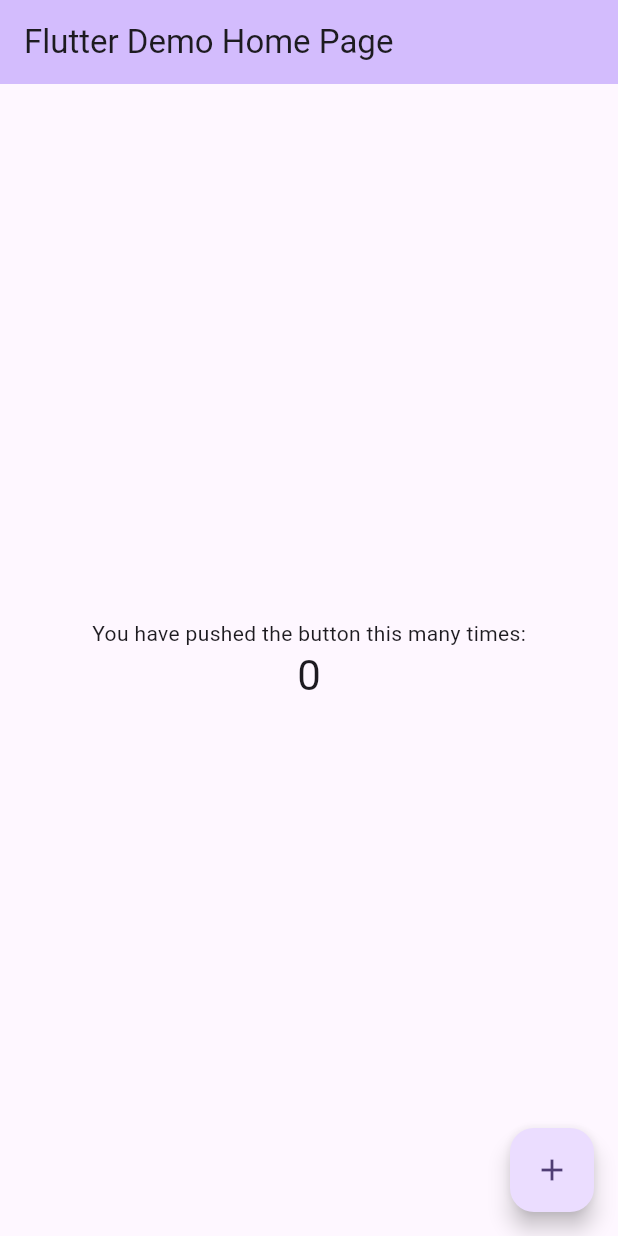
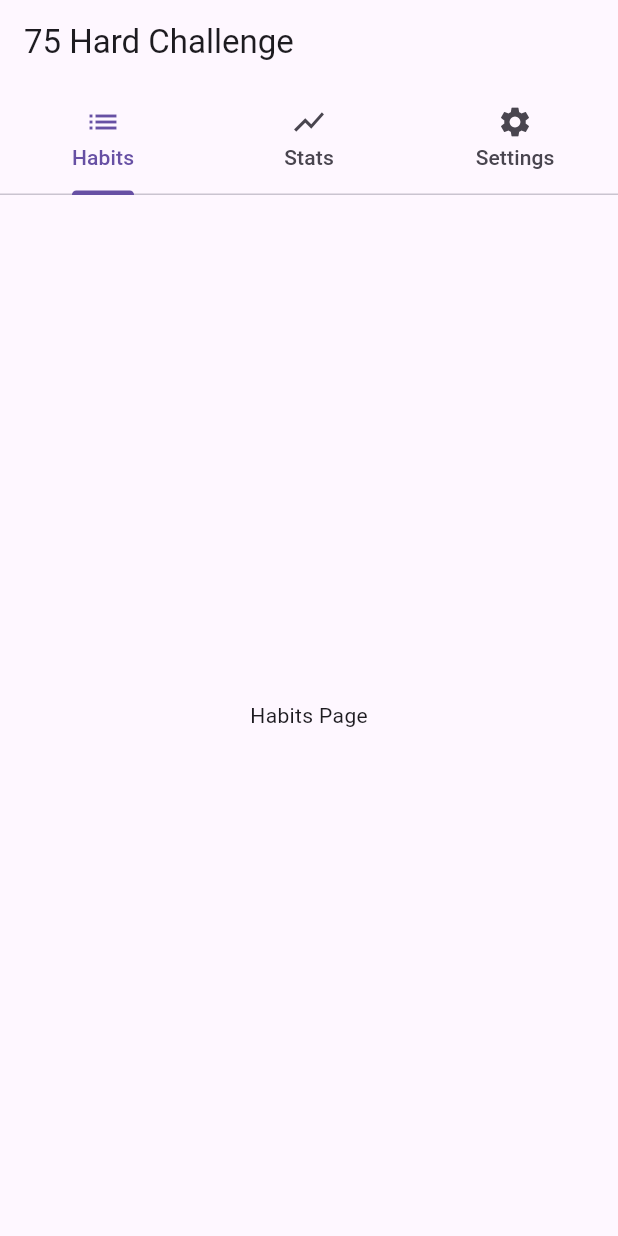
Before and after one commit to Carlang77/challenge_trackr_75, a Flutter app: the screen it shows after launch, on a phone screen of 412 x 824 dp. Run offline on Flutter 3.47's test engine with Material 3 defaults, Android fonts, the phone set to English and light mode, and no system bars.

Commit message:
Create basic structure

```diff
--- a/lib/main.dart
+++ b/lib/main.dart
@@ -1,125 +1,67 @@
 import 'package:flutter/material.dart';
 
 void main() {
-  runApp(const MyApp());
+  runApp(MyApp());
 }
 
 class MyApp extends StatelessWidget {
-  const MyApp({super.key});
-
-  // This widget is the root of your application.
   @override
   Widget build(BuildContext context) {
     return MaterialApp(
-      title: 'Flutter Demo',
+      title: '75 Hard Challenge',
       theme: ThemeData(
-        // This is the theme of your application.
-        //
-        // TRY THIS: Try running your application with "flutter run". You'll see
-        // the application has a purple toolbar. Then, without quitting the app,
-        // try changing the seedColor in the colorScheme below to Colors.green
-        // and then invoke "hot reload" (save your changes or press the "hot
-        // reload" button in a Flutter-supported IDE, or press "r" if you used
-        // the command line to start the app).
-        //
-        // Notice that the counter didn't reset back to zero; the application
-        // state is not lost during the reload. To reset the state, use hot
-        // restart instead.
-        //
-        // This works for code too, not just values: Most code changes can be
-        // tested with just a hot reload.
-        colorScheme: ColorScheme.fromSeed(seedColor: Colors.deepPurple),
-        useMaterial3: true,
+        primarySwatch: Colors.blue,
+        visualDensity: VisualDensity.adaptivePlatformDensity,
       ),
-      home: const MyHomePage(title: 'Flutter Demo Home Page'),
+      home: MyHomePage(),
     );
   }
 }
 
 class MyHomePage extends StatefulWidget {
-  const MyHomePage({super.key, required this.title});
+  @override
+  _MyHomePageState createState() => _MyHomePageState();
+}
 
-  // This widget is the home page of your application. It is stateful, meaning
-  // that it has a State object (defined below) that contains fields that affect
-  // how it looks.
-
-  // This class is the configuration for the state. It holds the values (in this
-  // case the title) provided by the parent (in this case the App widget) and
-  // used by the build method of the State. Fields in a Widget subclass are
-  // always marked "final".
-
-  final String title;
+class _MyHomePageState extends State<MyHomePage>
+    with SingleTickerProviderStateMixin {
+  late TabController _tabController;
 
   @override
-  State<MyHomePage> createState() => _MyHomePageState();
-}
-
-class _MyHomePageState extends State<MyHomePage> {
-  int _counter = 0;
-
-  void _incrementCounter() {
-    setState(() {
-      // This call to setState tells the Flutter framework that something has
-      // changed in this State, which causes it to rerun the build method below
-      // so that the display can reflect the updated values. If we changed
-      // _counter without calling setState(), then the build method would not be
-      // called again, and so nothing would appear to happen.
-      _counter++;
-    });
+  void initState() {
+    super.initState();
+    _tabController = TabController(length: 3, vsync: this);
   }
 
   @override
   Widget build(BuildContext context) {
-    // This method is rerun every time setState is called, for instance as done
-    // by the _incrementCounter method above.
-    //
-    // The Flutter framework has been optimized to make rerunning build methods
-    // fast, so that you can just rebuild anything that needs updating rather
-    // than having to individually change instances of widgets.
     return Scaffold(
       appBar: AppBar(
-        // TRY THIS: Try changing the color here to a specific color (to
-        // Colors.amber, perhaps?) and trigger a hot reload to see the AppBar
-        // change color while the other colors stay the same.
-        backgroundColor: Theme.of(context).colorScheme.inversePrimary,
-        // Here we take the value from the MyHomePage object that was created by
-        // the App.build method, and use it to set our appbar title.
-        title: Text(widget.title),
-      ),
-      body: Center(
-        // Center is a layout widget. It takes a single child and positions it
-        // in the middle of the parent.
-        child: Column(
-          // Column is also a layout widget. It takes a list of children and
-          // arranges them vertically. By default, it sizes itself to fit its
-          // children horizontally, and tries to be as tall as its parent.
-          //
-          // Column has various properties to control how it sizes itself and
-          // how it positions its children. Here we use mainAxisAlignment to
-          // center the children vertically; the main axis here is the vertical
-          // axis because Columns are vertical (the cross axis would be
-          // horizontal).
-          //
-          // TRY THIS: Invoke "debug painting" (choose the "Toggle Debug Paint"
-          // action in the IDE, or press "p" in the console), to see the
-          // wireframe for each widget.
-          mainAxisAlignment: MainAxisAlignment.center,
-          children: <Widget>[
-            const Text(
-              'You have pushed the button this many times:',
-            ),
-            Text(
-              '$_counter',
-              style: Theme.of(context).textTheme.headlineMedium,
-            ),
+        title: Text('75 Hard Challenge'),
+        bottom: TabBar(
+          controller: _tabController,
+          tabs: [
+            Tab(icon: Icon(Icons.list), text: 'Habits'),
+            Tab(icon: Icon(Icons.show_chart), text: 'Stats'),
+            Tab(icon: Icon(Icons.settings), text: 'Settings'),
           ],
         ),
       ),
-      floatingActionButton: FloatingActionButton(
-        onPressed: _incrementCounter,
-        tooltip: 'Increment',
-        child: const Icon(Icons.add),
-      ), // This trailing comma makes auto-formatting nicer for build methods.
+      body: TabBarView(
+        controller: _tabController,
+        children: [
+          // Placeholder Widgets for each tab
+          Center(child: Text('Habits Page')),
+          Center(child: Text('Stats Page')),
+          Center(child: Text('Settings Page')),
+        ],
+      ),
     );
   }
+
+  @override
+  void dispose() {
+    _tabController.dispose();
+    super.dispose();
+  }
 }
```
